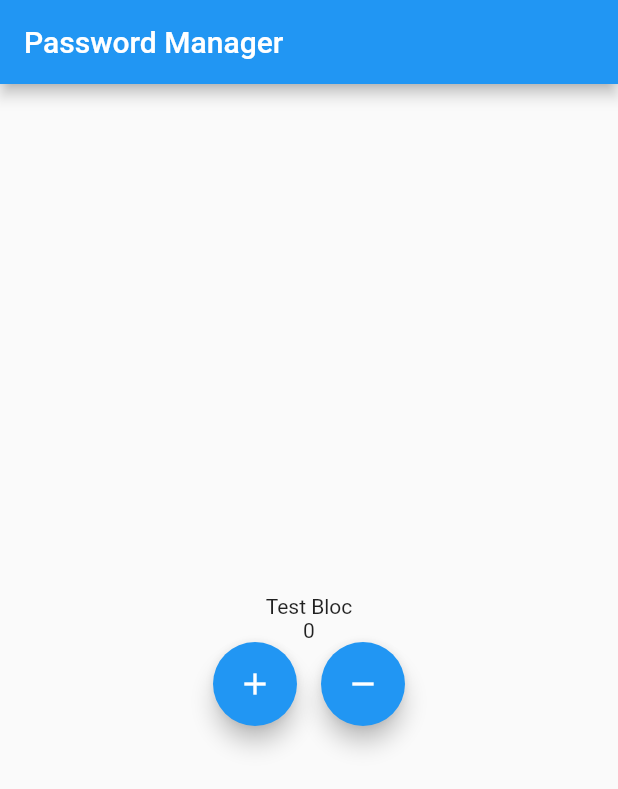
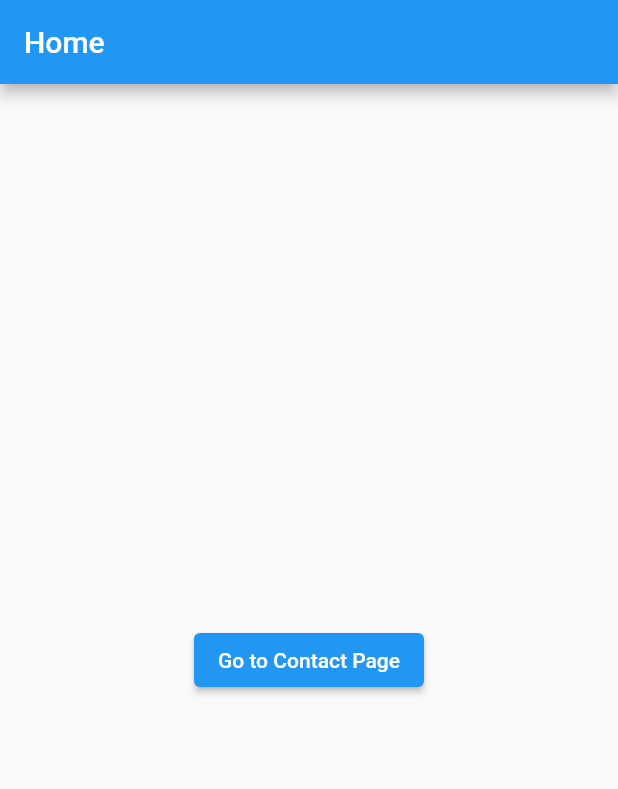
Before and after one commit to anggaeriansyah/password-manager, a Flutter app: the screen it shows after launch, on a phone screen of 412 x 824 dp. Shown: the top 789 px of the screen. Run offline on Flutter 3.47's test engine with Material 2 defaults, Android fonts, the phone set to English and light mode, and no system bars; our stand-ins replace flutter_bloc, get, local_auth, shared_preferences.

Commit message:
membuat contact bloc

```diff
--- /dev/null
+++ b/lib/bloc/contact_bloc.dart
@@ -0,0 +1,22 @@
+import 'package:flutter_bloc/flutter_bloc.dart';
+import 'package:password_manager/models/contact.dart';
+
+import 'contact_event.dart';
+import 'contact_state.dart';
+
+class ContactBloc extends Bloc<ContactEvent, ContactState> {
+  ContactBloc() : super(ContactState([]));
+
+  @override
+  Stream<ContactState> mapEventToState(ContactEvent event) async* {
+    if (event is AddContactEvent) {
+      final List<Contact> updatedContacts = List.from(state.contacts)
+        ..add(event.contact);
+      yield ContactState(updatedContacts);
+    } else if (event is DeleteContactEvent) {
+      final List<Contact> updatedContacts = List.from(state.contacts)
+        ..remove(event.contact);
+      yield ContactState(updatedContacts);
+    }
+  }
+}
--- /dev/null
+++ b/lib/bloc/contact_event.dart
@@ -0,0 +1,15 @@
+import '../models/contact.dart';
+
+abstract class ContactEvent {}
+
+class AddContactEvent extends ContactEvent {
+  final Contact contact;
+
+  AddContactEvent(this.contact);
+}
+
+class DeleteContactEvent extends ContactEvent {
+  final Contact contact;
+
+  DeleteContactEvent(this.contact);
+}
--- /dev/null
+++ b/lib/bloc/contact_state.dart
@@ -0,0 +1,7 @@
+import '../models/contact.dart';
+
+class ContactState {
+  final List<Contact> contacts;
+
+  ContactState(this.contacts);
+}
--- a/lib/main.dart
+++ b/lib/main.dart
@@ -1,18 +1,23 @@
 import 'package:flutter/material.dart';
 import 'package:password_manager/bloc/counter_bloc.dart';
-import 'package:password_manager/controllers/password_controller.dart';
-import 'package:password_manager/pages/loginPage.dart';
-import 'package:password_manager/managers/shared_preference_manager.dart';
+// import 'package:password_manager/controllers/password_controller.dart';
+import 'package:password_manager/pages/home.dart';
+// import 'package:password_manager/pages/loginPage.dart';
+// import 'package:password_manager/managers/shared_preference_manager.dart';
+// import 'package:password_manager/pages/passwordsPage.dart';
+// import 'package:password_manager/pages/registerPage.dart';
+// import 'package:get/get.dart';
+import 'package:flutter_bloc/flutter_bloc.dart';
 import 'package:password_manager/pages/passwordsPage.dart';
-import 'package:password_manager/pages/registerPage.dart';
-import 'package:get/get.dart';
-import 'package:flutter_bloc/flutter_bloc.dart';
 
-void main() async {
+import 'bloc/contact_bloc.dart';
+
+void main() {
   runApp(MyApp());
 }
 
 class MyApp extends StatelessWidget {
+  final CounterBloc counterBloc = CounterBloc();
   final lightTheme = ThemeData(
     brightness: Brightness.light,
     primaryColor: Colors.green[600],
@@ -25,20 +30,20 @@ class MyApp extends StatelessWidget {
 
   @override
   Widget build(BuildContext context) {
-    final PasswordController passwordController = Get.put(PasswordController());
-    return GetMaterialApp(
-        // initialRoute: '/register',
+    // final PasswordController passwordController = Get.put(PasswordController());
+    return MaterialApp(
+      // initialRoute: '/',
       // routes: {
-        //   '/': (context) => PasswordsPage(),
+      //   '/': (context) => HomePage(),
       //   '/login': (context) => LoginPage(),
-        //   '/register': (context) => RegisterPage(),
+      //   '/pw': (context) => PasswordsPage(),
       // },
       debugShowCheckedModeBanner: false,
       theme: lightTheme, // Tema light mode
       darkTheme: darkTheme, // Set tema sesuai status saat ini
-        home: BlocProvider(
-            create: (context) => CounterBloc(), child: PasswordsPage()
-            // FutureBuilder<bool>(
+      home: HomePage(),
+
+      // home: FutureBuilder<bool>(
       //   future: SharedPreferencesManager.hasPassword(),
       //   builder: (BuildContext context, AsyncSnapshot<bool> snapshot) {
       //     if (snapshot.connectionState == ConnectionState.waiting) {
@@ -55,6 +60,6 @@ class MyApp extends StatelessWidget {
       //     }
       //   },
       // ),
-            ));
+    );
   }
 }
--- /dev/null
+++ b/lib/models/contact.dart
@@ -0,0 +1,6 @@
+class Contact {
+  final String name;
+  final String phoneNumber;
+
+  Contact(this.name, this.phoneNumber);
+}
--- /dev/null
+++ b/lib/pages/home.dart
@@ -0,0 +1,33 @@
+import 'package:flutter/material.dart';
+import 'package:password_manager/pages/passwordsPage.dart';
+
+class HomePage extends StatefulWidget {
+  const HomePage({Key? key}) : super(key: key);
+
+  @override
+  State<HomePage> createState() => _HomePageState();
+}
+
+class _HomePageState extends State<HomePage> {
+  @override
+  Widget build(BuildContext context) {
+    return Scaffold(
+      appBar: AppBar(
+        title: Text('Home'),
+      ),
+      body: Center(
+        child: ElevatedButton(
+          onPressed: () {
+            Navigator.push(
+              context,
+              MaterialPageRoute(
+                builder: (context) => PasswordsPage(),
+              ),
+            );
+          },
+          child: Text('Go to Contact Page'),
+        ),
+      ),
+    );
+  }
+}
--- a/lib/pages/passwordsPage.dart
+++ b/lib/pages/passwordsPage.dart
@@ -1,39 +1,45 @@
 import 'package:flutter/material.dart';
 import 'package:flutter/services.dart';
 import 'package:flutter_bloc/flutter_bloc.dart';
-import 'package:password_manager/services/apiService.dart';
-import 'package:password_manager/models/color_model.dart';
+import 'package:password_manager/bloc/contact_bloc.dart';
+import 'package:password_manager/bloc/contact_event.dart';
+import 'package:password_manager/bloc/contact_state.dart';
+// import 'package:password_manager/services/apiService.dart';
 import 'package:password_manager/bloc/counter_bloc.dart';
 
-class PasswordsPage extends StatefulWidget {
-  const PasswordsPage({Key? key}) : super(key: key);
+import '../models/contact.dart';
 
-  @override
-  State<PasswordsPage> createState() => _PasswordsPageState();
-}
+class PasswordsPage extends StatelessWidget {
+//   const PasswordsPage({Key? key}) : super(key: key);
 
-class _PasswordsPageState extends State<PasswordsPage> {
-  List<dynamic> data = [];
-  @override
-  void initState() {
-    super.initState();
-    // Data();
-  }
+//   @override
+//   State<PasswordsPage> createState() => _PasswordsPageState();
+// }
 
-  Future<void> Data() async {
-    try {
-      final jsonData = await fetchData();
-      setState(() {
-        data = jsonData;
-      });
-    } catch (e) {
-      print('Error: $e');
-    }
-  }
+// class _PasswordsPageState extends State<PasswordsPage> {
+//   List<dynamic> data = [];
+//   @override
+//   void initState() {
+//     super.initState();
+//     // Data();
+//   }
+
+//   Future<void> Data() async {
+//     try {
+//       final jsonData = await fetchData();
+//       setState(() {
+//         data = jsonData;
+//       });
+//     } catch (e) {
+//       print('Error: $e');
+//     }
+//   }
 
   @override
   Widget build(BuildContext context) {
-    return WillPopScope(
+    return BlocProvider(
+        create: (context) => ContactBloc(),
+        child: WillPopScope(
             onWillPop: () async {
               SystemNavigator.pop();
               return false;
@@ -44,13 +50,25 @@ class _PasswordsPageState extends State<PasswordsPage> {
                 title: Text('Password Manager'),
               ),
               body: Center(
-          child: BlocBuilder<CounterBloc, CounterState>(
+                child: BlocBuilder<ContactBloc, ContactState>(
                   builder: (context, state) {
+                    return ListView.builder(
+                      itemCount: state.contacts.length,
+                      itemBuilder: (context, index) {
+                        final contact = state.contacts[index];
                         return Column(
                           mainAxisAlignment: MainAxisAlignment.center,
                           children: [
                             Text("Test Bloc"),
-                  Text(state.nomor.toString()),
+                            Text(
+                              contact.name.toString(),
+                              style: TextStyle(fontSize: 30),
+                            ),
+                            SizedBox(height: 20),
+                            Text(
+                              contact.phoneNumber.toString(),
+                              style: TextStyle(fontSize: 30),
+                            ),
                             Row(
                               mainAxisAlignment: MainAxisAlignment.center,
                               children: [
@@ -74,9 +92,19 @@ class _PasswordsPageState extends State<PasswordsPage> {
                           ],
                         );
                       },
+                    );
+                  },
                 ),
               ),
-        // body: ListView.builder(
+              floatingActionButton: FloatingActionButton(
+                onPressed: () {
+                  final contact = Contact('John Doe', '123456789');
+                  BlocProvider.of<ContactBloc>(context)
+                      .add(AddContactEvent(contact));
+                },
+                child: Icon(Icons.add),
+              ),
+
               //   physics: const BouncingScrollPhysics(),
               //   itemCount: data.length,
               //   itemBuilder: (context, index) {
@@ -90,7 +118,6 @@ class _PasswordsPageState extends State<PasswordsPage> {
               //     );
               //   },
               // ),
-      ),
-    );
+            )));
   }
 }
```
Also changed, not shown: lib/pages/loginPage.dart (+42 -21 lines), pubspec.yaml (+4 -28 lines), pubspec.lock. Lines whose indentation alone changed are shown as unchanged.
